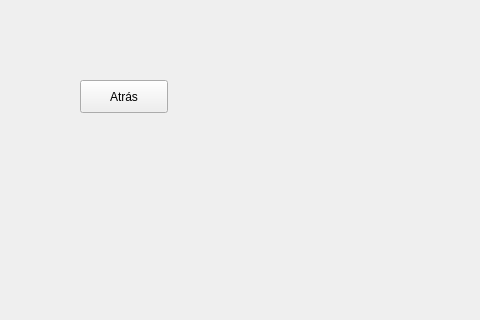
Before: the Qt Designer form app/settings.ui in ce-itcr/Gladiators-GBP, drawn with Qt 5; both pictures show x 0 to 480 and y 0 to 320 of the 1200 by 800 pixel window.
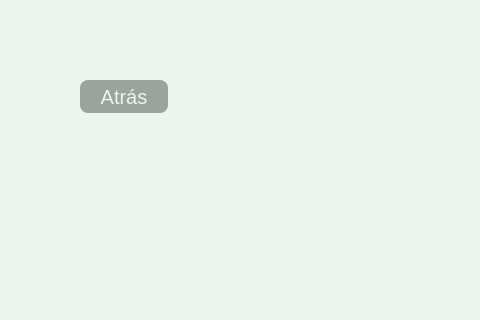
After: the same form once the commit is applied. Icons and pictures are not drawn.

Commit message: Change the StyleSheet of the buttons Added a background color to every window

```diff
--- a/app/settings.ui
+++ b/app/settings.ui
@@ -17,6 +17,9 @@
    <iconset resource="imgresources.qrc">
     <normaloff>:/img/isotipo.png</normaloff>:/img/isotipo.png</iconset>
   </property>
+  <property name="styleSheet">
+   <string notr="true">background-color: rgb(235, 245, 238);</string>
+  </property>
   <widget class="QLabel" name="label">
    <property name="geometry">
     <rect>
@@ -45,6 +48,15 @@
      <height>33</height>
     </rect>
    </property>
+   <property name="styleSheet">
+    <string notr="true">background-color: rgb(156, 163, 159);
+border: none;
+border-radius: 8px;
+
+color: rgb(235, 245, 238);
+font-size: 20px;
+</string>
+   </property>
    <property name="text">
     <string>Atrás</string>
    </property>
```
The commit also changes 3 other files.
